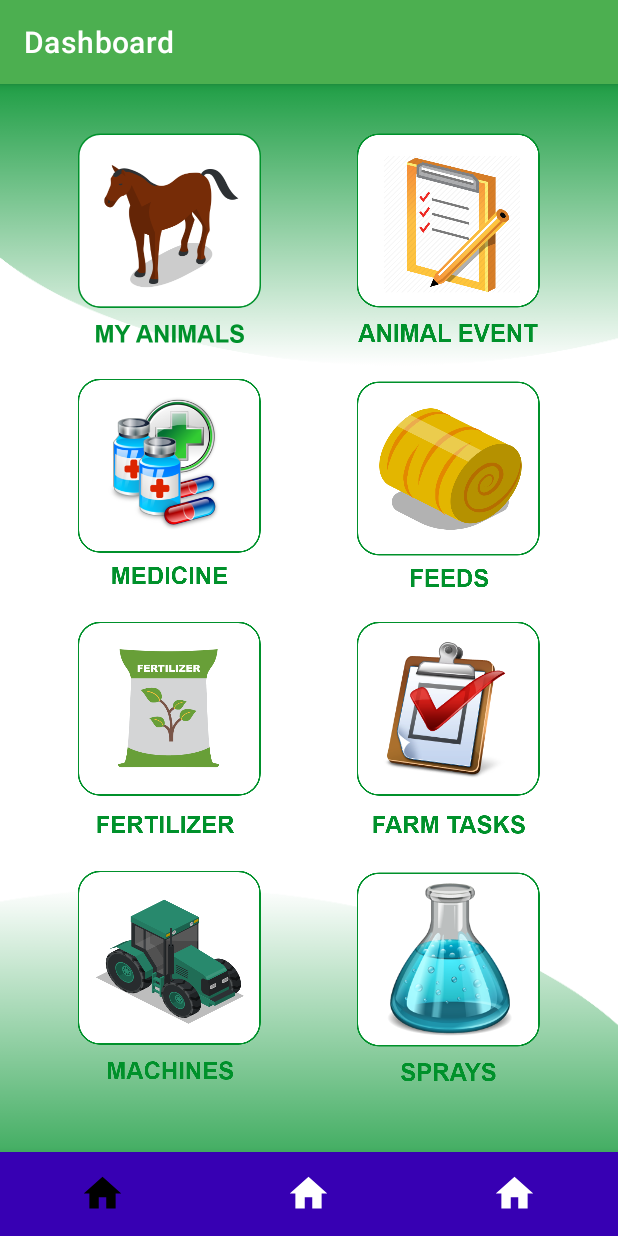
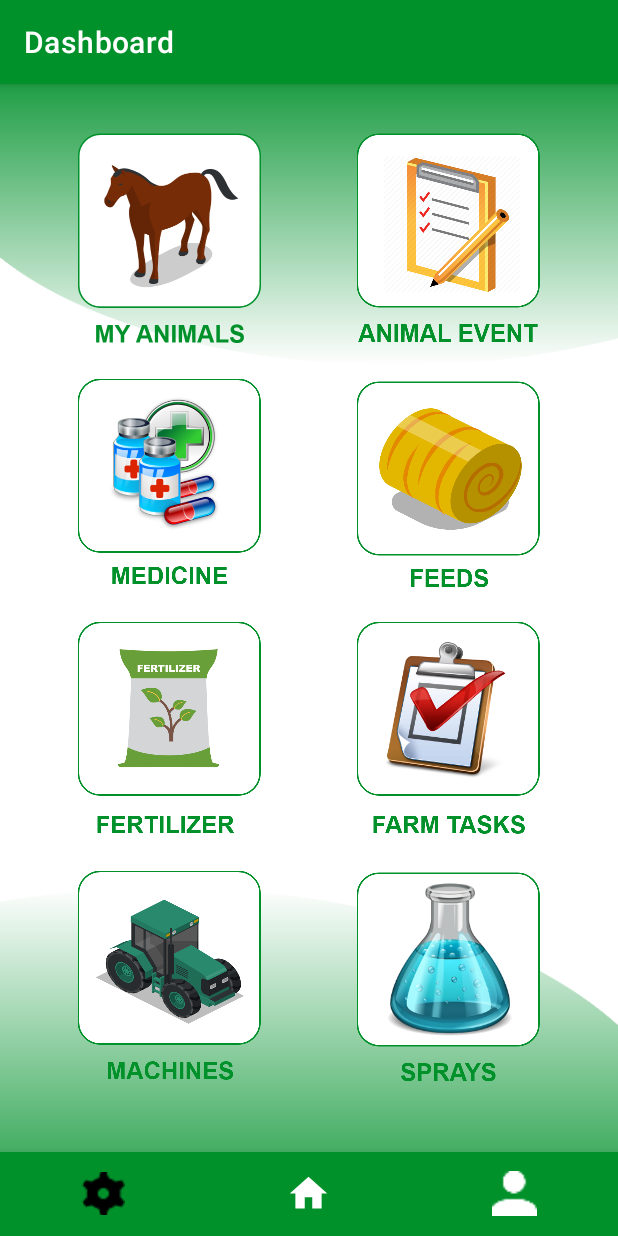
Before and after one commit to yasithWimukthi/Farm-Management-Pro, an Android app: the MainActivity screen opened directly, with no data from a screen before it, on a phone screen of 412 x 824 dp. Run offline under Robolectric (Android 15) with nearby library versions, the phone set to English and light mode, and no system bars; libraries missing offline, so code that uses them is left out: com.yarolegovich.slidingrootnav; 5 statements that could not run were skipped.

Commit message:
bottom menu color and theam color changed

```diff
--- a/app/src/main/res/layout/activity_main.xml
+++ b/app/src/main/res/layout/activity_main.xml
@@ -16,7 +16,7 @@
             android:id="@+id/toolbar"
             android:layout_width="match_parent"
             android:layout_height="wrap_content"
-            android:background="@color/green"
+            android:background="@color/theameGreen"
             android:textAlignment="center"
             android:transitionGroup="false"
             app:title="Dashboard"
@@ -34,7 +34,7 @@
         android:id="@+id/bottom_nav"
         android:layout_width="match_parent"
         android:layout_height="wrap_content"
-        android:background="@color/purple_700"
+        android:background="@color/theameGreen"
         app:menu="@menu/bottom_menu"
         app:itemRippleColor="@android:color/transparent"
         app:itemIconSize="30dp"
--- a/app/src/main/res/menu/bottom_menu.xml
+++ b/app/src/main/res/menu/bottom_menu.xml
@@ -1,5 +1,11 @@
 <?xml version="1.0" encoding="utf-8"?>
 <menu xmlns:android="http://schemas.android.com/apk/res/android">
+
+
+    <item
+        android:id="@+id/bottom_settings"
+        android:icon="@drawable/ic_settings_foreground"
+        android:title="Settings" />
     <item
         android:id="@+id/bottom_home"
         android:title="Home"
@@ -7,14 +13,7 @@
         />
 
     <item
-        android:id="@+id/bottom_settings"
-        android:title="Settings"
-        android:icon="@drawable/ic_home"
-        />
-
-    <item
         android:id="@+id/bottom_user"
-        android:title="Profile"
-        android:icon="@drawable/ic_home"
-        />
+        android:icon="@drawable/ic_person_foreground"
+        android:title="Profile" />
 </menu>
--- a/app/src/main/res/values-night/themes.xml
+++ b/app/src/main/res/values-night/themes.xml
@@ -2,9 +2,9 @@
     <!-- Base application theme. -->
     <style name="Theme.FarmManagementPro" parent="Theme.MaterialComponents.DayNight.DarkActionBar">
         <!-- Primary brand color. -->
-        <item name="colorPrimary">@color/purple_200</item>
-        <item name="colorPrimaryVariant">@color/purple_700</item>
-        <item name="colorOnPrimary">@color/black</item>
+        <item name="colorPrimary">@color/theameGreen</item>
+        <item name="colorPrimaryVariant">@color/theameGreen</item>
+        <item name="colorOnPrimary">@color/white</item>
         <!-- Secondary brand color. -->
         <item name="colorSecondary">@color/teal_200</item>
         <item name="colorSecondaryVariant">@color/teal_200</item>
--- a/app/src/main/res/values/colors.xml
+++ b/app/src/main/res/values/colors.xml
@@ -1,8 +1,6 @@
 <?xml version="1.0" encoding="utf-8"?>
 <resources>
-    <color name="purple_200">#FFBB86FC</color>
-    <color name="purple_500">#FF6200EE</color>
-    <color name="purple_700">#FF3700B3</color>
+
     <color name="teal_200">#FF03DAC5</color>
     <color name="teal_700">#FF018786</color>
     <color name="black">#FF000000</color>
--- a/app/src/main/res/values/themes.xml
+++ b/app/src/main/res/values/themes.xml
@@ -2,8 +2,8 @@
     <!-- Base application theme. -->
     <style name="Theme.FarmManagementPro" parent="Theme.MaterialComponents.DayNight.DarkActionBar">
         <!-- Primary brand color. -->
-        <item name="colorPrimary">@color/purple_500</item>
-        <item name="colorPrimaryVariant">@color/purple_700</item>
+        <item name="colorPrimary">@color/theameGreen</item>
+        <item name="colorPrimaryVariant">@color/theameGreen</item>
         <item name="colorOnPrimary">@color/white</item>
         <!-- Secondary brand color. -->
         <item name="colorSecondary">@color/teal_200</item>
```
